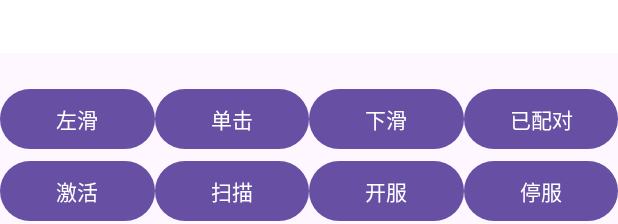
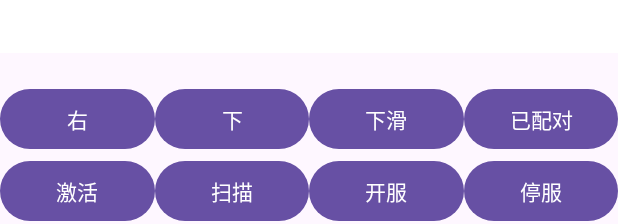
Before and after one commit to ajfkdk/AndroidMouseSimulator, an Android app: the layout activity_main.xml on its own in the app's theme, with its tools: preview values and no code run, on a phone screen of 412 x 824 dp. Shown: the part 1009-1233 px from the top of the screen. Run offline under Robolectric (Android 15) with nearby library versions, the phone set to English and light mode, and no system bars.

```diff
--- a/app/src/main/java/com/tencent/blue/MainActivity.java
+++ b/app/src/main/java/com/tencent/blue/MainActivity.java
@@ -65,7 +65,7 @@ public class MainActivity extends AppCompatActivity {
         Button slipLeft = findViewById(R.id.slipLeft);
         slipLeft.setOnClickListener(v -> {
             if (connectionManager.isConnected()) {
-                connectionManager.mouse.sendMouse((byte) 0x14, (byte) 0x00);
+                connectionManager.mouse.sendMouse((byte) 100, (byte) 0);
             } else {
                 Toast.makeText(this, "设备未连接", Toast.LENGTH_SHORT).show();
             }
@@ -74,7 +74,8 @@ public class MainActivity extends AppCompatActivity {
         Button simpleChick = findViewById(R.id.simpleChick);
         simpleChick.setOnClickListener(v -> {
             if (connectionManager.isConnected()) {
-                connectionManager.mouse.sendLeftClick(true);
+                connectionManager.mouse.sendMouse((byte) 0, (byte) 100);
+
             } else {
                 Toast.makeText(this, "设备未连接", Toast.LENGTH_SHORT).show();
             }
--- a/app/src/main/java/com/tencent/blue/UdpServer.java
+++ b/app/src/main/java/com/tencent/blue/UdpServer.java
@@ -82,7 +82,7 @@ public class UdpServer {
         }
     }
     private void moveTo(int targetX, int targetY) {
-        if (targetX < 0 || targetX >= SCREEN_WIDTH || targetY < 0 || targetY >= SCREEN_HEIGHT) {
+        if (targetX < 0 || targetX > SCREEN_WIDTH || targetY < 0 || targetY > SCREEN_HEIGHT) {
             Log.e(TAG, "Target position out of bounds");
             return;
         }
--- a/app/src/main/res/layout/activity_main.xml
+++ b/app/src/main/res/layout/activity_main.xml
@@ -35,14 +35,14 @@
             android:layout_width="0dp"
             android:layout_height="wrap_content"
             android:layout_columnWeight="1"
-            android:text="左滑" />
+            android:text="右" />
 
         <Button
             android:id="@+id/simpleChick"
             android:layout_width="0dp"
             android:layout_height="wrap_content"
             android:layout_columnWeight="1"
-            android:text="单击" />
+            android:text="下" />
 
         <Button
             android:id="@+id/slipDown"
```
